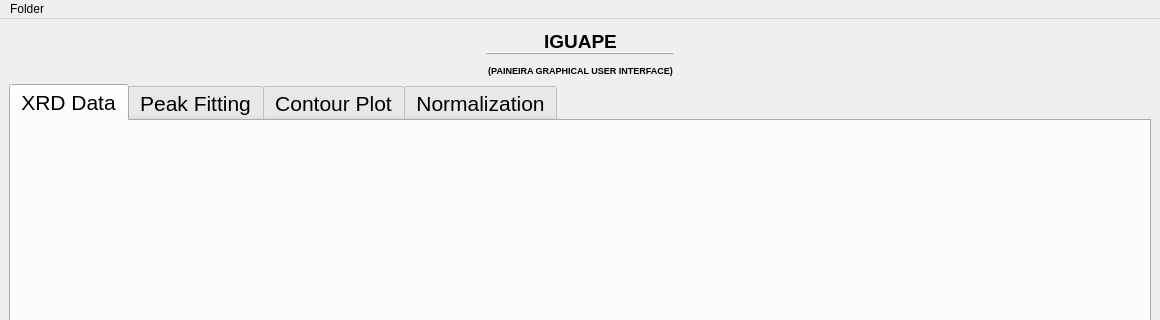
cnpem/iguape, file Iguape/GUI/iguape_gui.ui: the form before one commit; both pictures show x 0 to 1160 and y 0 to 320 of the 1160 by 749 pixel window.
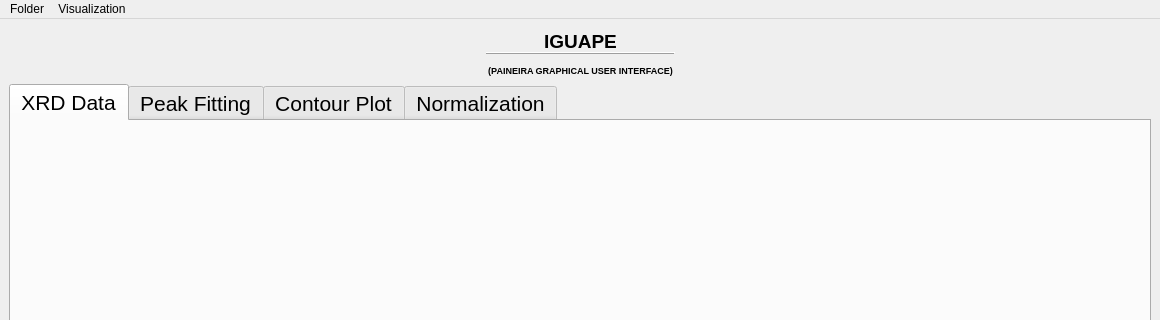
The form after the commit. Icons and pictures are not drawn.

Commit message: Implement: Q-vector as x-axis visualization

```diff
--- a/Iguape/GUI/iguape_gui.ui
+++ b/Iguape/GUI/iguape_gui.ui
@@ -810,7 +810,7 @@
      <x>0</x>
      <y>0</y>
      <width>1160</width>
-     <height>20</height>
+     <height>22</height>
     </rect>
    </property>
    <widget class="QMenu" name="menuFolder">
@@ -823,7 +823,15 @@
     <addaction name="actionAbout"/>
     <addaction name="actionHelp"/>
    </widget>
+   <widget class="QMenu" name="menuVisualization">
+    <property name="title">
+     <string>Visualization</string>
+    </property>
+    <addaction name="actionQ_Vector"/>
+    <addaction name="action2theta"/>
+   </widget>
    <addaction name="menuFolder"/>
+   <addaction name="menuVisualization"/>
   </widget>
   <widget class="QStatusBar" name="statusbar"/>
   <action name="actionOpen_New_Folder">
```
Left out of the diff: 25 changed lines with no effect on the pictures. The commit also changes 3 other files.
